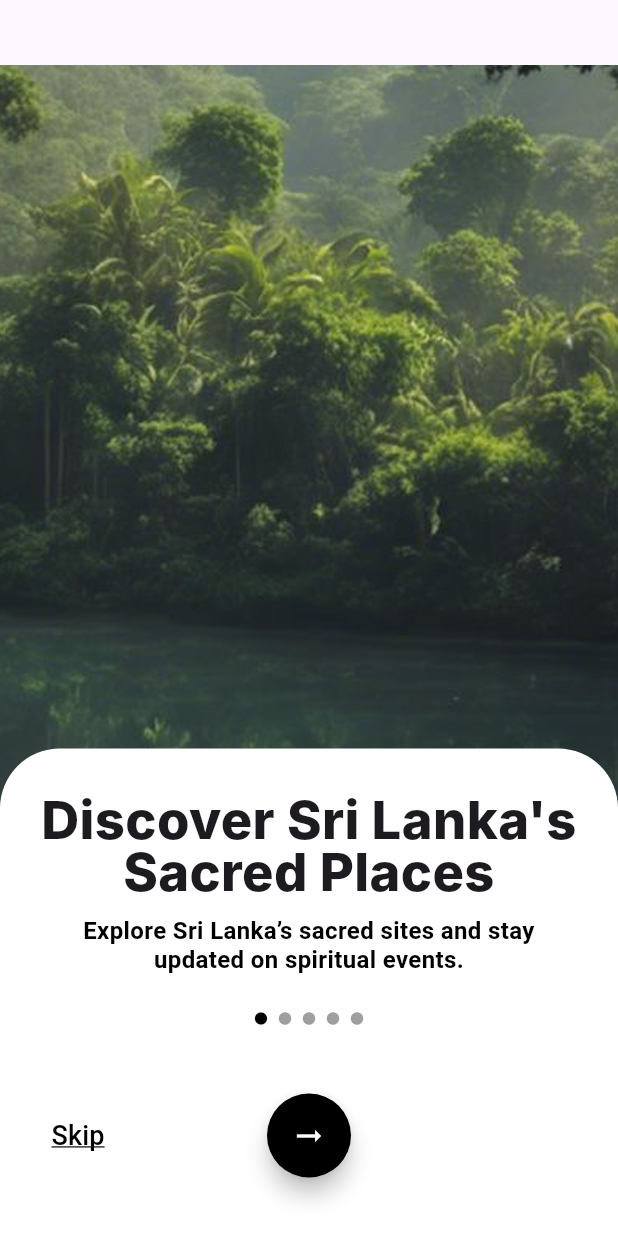
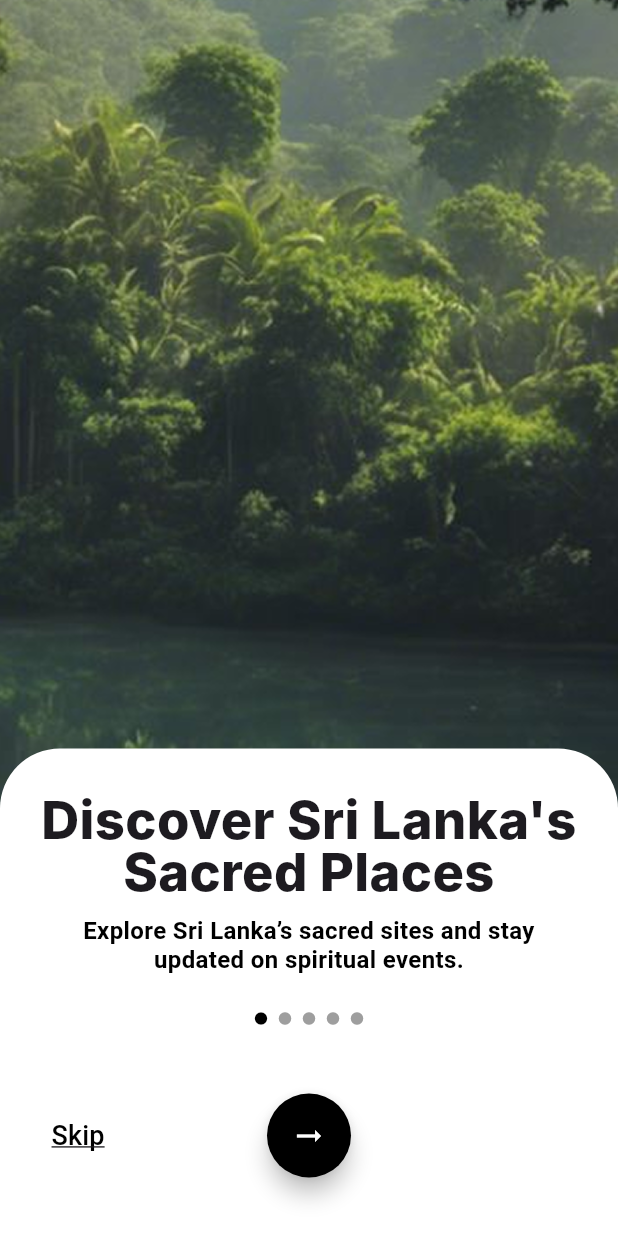
Before and after one commit to DaphneKodithuwakku/sriroute-frontend, a Flutter app: the screen it shows after launch, on a phone screen of 412 x 824 dp. Run offline on Flutter 3.47's test engine with Material 3 defaults, Android fonts, the phone set to English and light mode, and no system bars; Roboto replaces fonts that are missing (Inter).

Commit message:
Revert "Fixed the image background in welcomepage2.png as well"
This reverts commit 1e183f7eb392e21cf0a5858e31638a836e8bb026.

```diff
--- a/welcomepages/lib/welcomepage1.dart
+++ b/welcomepages/lib/welcomepage1.dart
@@ -11,7 +11,7 @@ class WelcomePage1 extends StatelessWidget {
         children: [
           // Background Image
           Positioned.fill(
-            child: Image.asset('assets/welcomepage1.png', fit: BoxFit.fitWidth),
+            child: Image.asset('assets/welcomepage1.png', fit: BoxFit.cover),
           ),
           // Bottom Card with Content
           Align(
```
